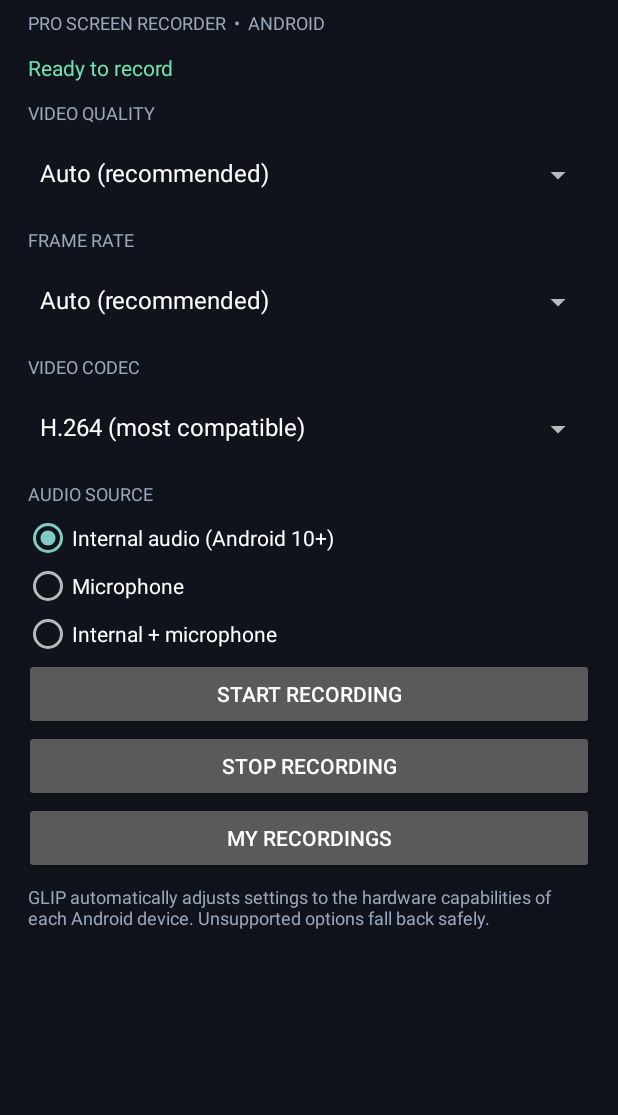
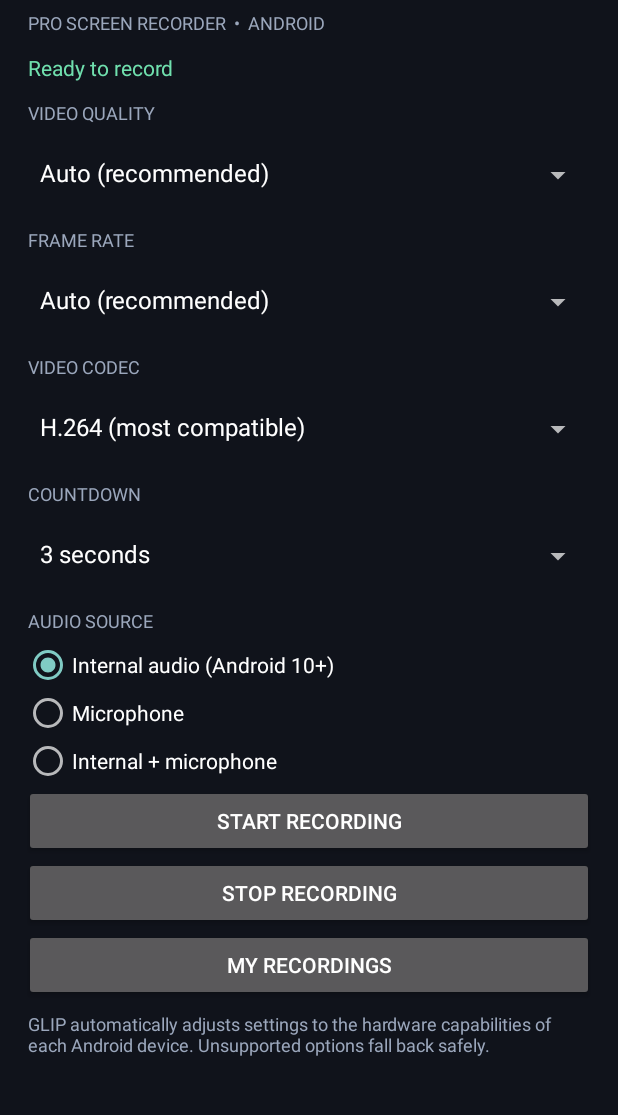
Before and after one commit to klovvandreass/glipscreen-mod, an Android app: the screen it shows after launch (MainActivity), on a phone screen of 412 x 824 dp, the part 100-1215 px from its top. Run offline under Robolectric (Android 15) with nearby library versions, the phone set to English and light mode, and no system bars.

Commit message:
Add configurable countdown setting and persist audio selection

```diff
--- a/app/src/main/java/com/glipscreen/mod/MainActivity.kt
+++ b/app/src/main/java/com/glipscreen/mod/MainActivity.kt
@@ -31,6 +31,7 @@ class MainActivity : Activity() {
     private lateinit var resolution: Spinner
     private lateinit var frameRate: Spinner
     private lateinit var codec: Spinner
+    private lateinit var countdown: Spinner
     private var selectedMode = if (Build.VERSION.SDK_INT >= 29) RecordingService.MODE_INTERNAL else RecordingService.MODE_MIC
 
     override fun onCreate(savedInstanceState: Bundle?) {
@@ -60,6 +61,10 @@ class MainActivity : Activity() {
         resolution.setSelection(prefs.getInt("resolution", 0).coerceIn(0, 5))
         frameRate.setSelection(prefs.getInt("fps", 0).coerceIn(0, 5))
         codec.setSelection(prefs.getInt("codec", 0).coerceIn(0, 1))
+        root.addView(text("COUNTDOWN", 12f, 0xFF9BA7BC.toInt()))
+        countdown = spinner(listOf("No countdown", "3 seconds", "5 seconds", "10 seconds"))
+        countdown.setSelection(prefs.getInt("countdown", 1).coerceIn(0, 3))
+        root.addView(countdown)
         root.addView(text("AUDIO SOURCE", 12f, 0xFF9BA7BC.toInt()))
         val choices = RadioGroup(this).apply { orientation = RadioGroup.VERTICAL }
         choices.addView(RadioButton(this).apply { id = 100; text = "Internal audio (Android 10+)"; setTextColor(0xFFFFFFFF.toInt()); isChecked = Build.VERSION.SDK_INT >= 29; isEnabled = Build.VERSION.SDK_INT >= 29 })
@@ -69,7 +74,8 @@ class MainActivity : Activity() {
             selectedMode = when (checked) { 101 -> RecordingService.MODE_MIC; 102 -> RecordingService.MODE_BOTH; else -> RecordingService.MODE_INTERNAL }
         }
         root.addView(choices)
-        choices.check(prefs.getInt("audio_mode", if (Build.VERSION.SDK_INT >= 29) 100 else 101))
+        selectedMode = prefs.getInt("audio_mode", if (Build.VERSION.SDK_INT >= 29) RecordingService.MODE_INTERNAL else RecordingService.MODE_MIC)
+        choices.check(when (selectedMode) { RecordingService.MODE_MIC -> 101; RecordingService.MODE_BOTH -> 102; else -> 100 })
         val start = Button(this).apply { text = "START RECORDING"; setOnClickListener { requestRecording() } }
         val stop = Button(this).apply { text = "STOP RECORDING"; setOnClickListener {
             val i = Intent(this@MainActivity, RecordingService::class.java).apply { action = RecordingService.ACTION_STOP }
@@ -88,11 +94,12 @@ class MainActivity : Activity() {
 
     override fun onPause() {
         super.onPause()
-        if (::resolution.isInitialized && ::frameRate.isInitialized && ::codec.isInitialized) {
+        if (::resolution.isInitialized && ::frameRate.isInitialized && ::codec.isInitialized && ::countdown.isInitialized) {
             getSharedPreferences("glip_settings", MODE_PRIVATE).edit()
                 .putInt("resolution", resolution.selectedItemPosition)
                 .putInt("fps", frameRate.selectedItemPosition)
                 .putInt("codec", codec.selectedItemPosition)
+                .putInt("countdown", countdown.selectedItemPosition)
                 .putInt("audio_mode", selectedMode).apply()
         }
     }
```
